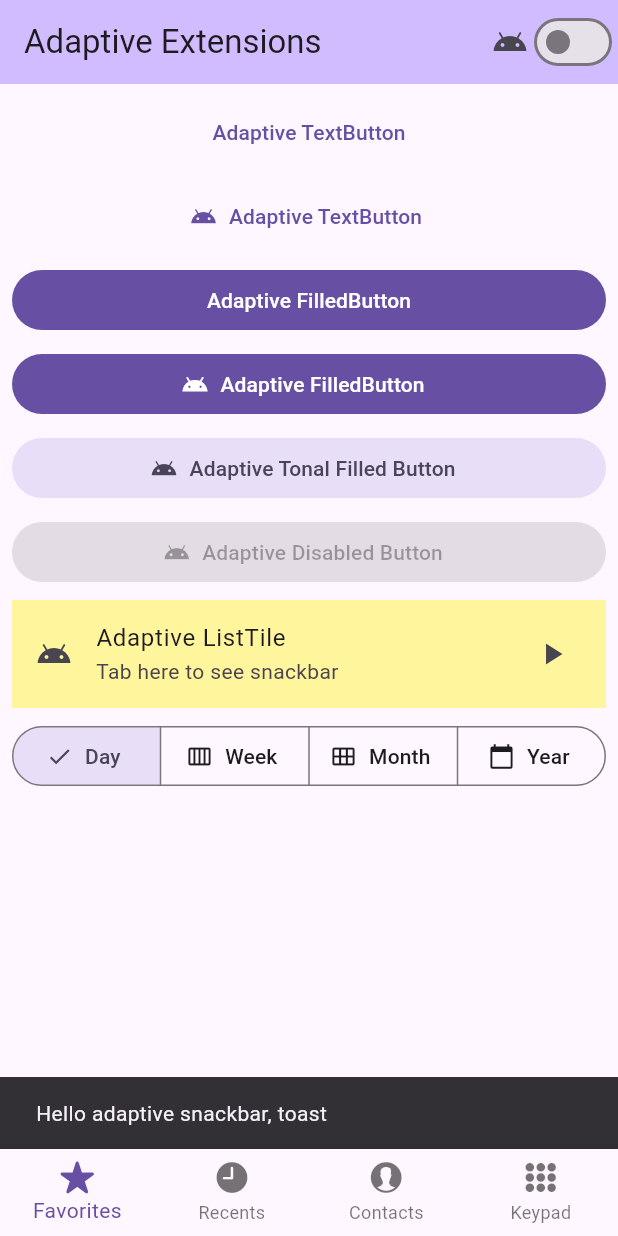
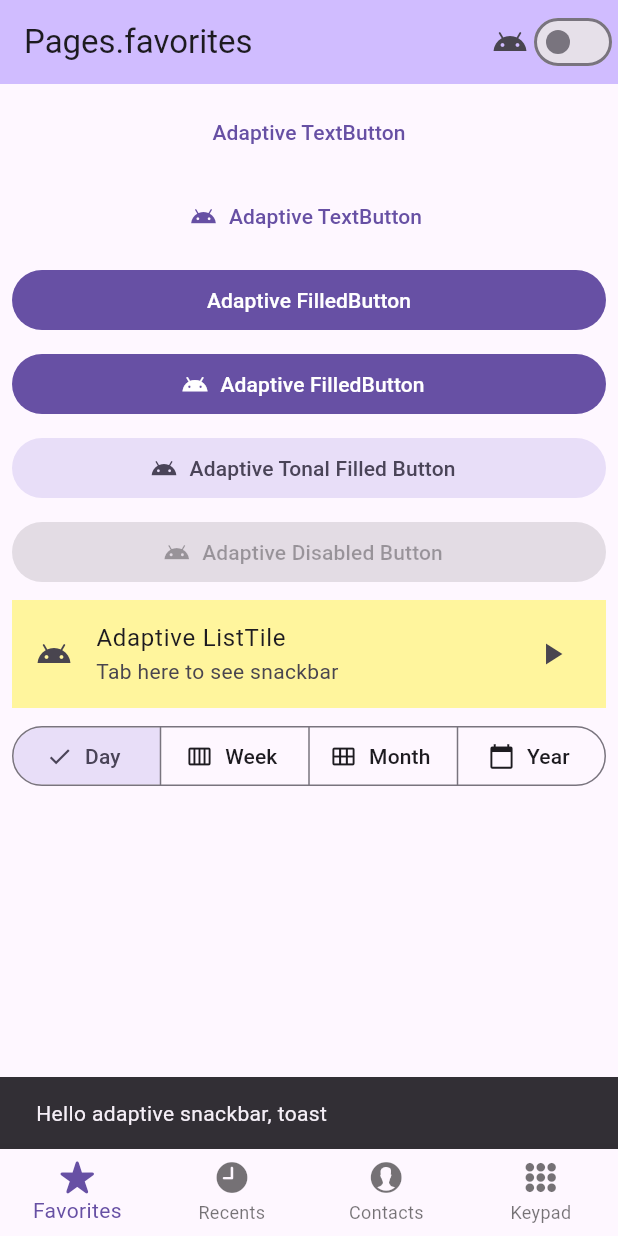
Before and after one commit to koriai/adaptive_extensions, a Flutter app: the screen it shows after launch, after a tap on "Adaptive TextButton", on a phone screen of 412 x 824 dp. Run offline on Flutter 3.47's test engine with Material 3 defaults, Android fonts, the phone set to English and light mode, and no system bars; project files that could hold a hidden picture were left out.

Commit message:
add scaffold

````diff
--- a/example/lib/main.dart
+++ b/example/lib/main.dart
@@ -11,6 +11,8 @@ void main() {
 }
 
 enum Calendar { day, week, month, year }
+
+enum Pages { favorites, recents, contacts, keypad }
 
 class MyApp extends StatelessWidget {
   const MyApp({super.key});
@@ -37,6 +39,7 @@ class _MyHomePageState extends State<MyHomePage> {
   bool forceCupertino = Platform.isIOS;
   Calendar calendarView = Calendar.day;
   GlobalKey bottomNaviKey = GlobalKey(debugLabel: 'bottomNavi');
+  String? title;
 
   int bottomIndex = 0;
 
@@ -64,7 +67,7 @@ class _MyHomePageState extends State<MyHomePage> {
       child: Scaffold(
         appBar: AppBar(
           backgroundColor: Theme.of(context).colorScheme.inversePrimary,
-          title: Text(widget.title),
+          title: Text(title ?? widget.title),
           actions: [
             Icon(forceCupertino ? Icons.apple : Icons.android),
             Switch.adaptive(
@@ -81,7 +84,10 @@ class _MyHomePageState extends State<MyHomePage> {
           key: bottomNaviKey,
           currentIndex: bottomIndex,
           type: BottomNavigationBarType.fixed,
-          onTap: (idx) => setState(() => bottomIndex = idx),
+          onTap: (idx) => setState(() {
+            title = Pages.values[idx].toString();
+            bottomIndex = idx;
+          }),
           items: const <BottomNavigationBarItem>[
             BottomNavigationBarItem(
               icon: Icon(CupertinoIcons.star_fill),
@@ -214,7 +220,7 @@ class _MyHomePageState extends State<MyHomePage> {
             const SizedBox(height: 8),
           ],
         ),
-      ),
+      ).adaptive(),
     );
   }
 }
--- a/lib/adaptive_extensions.dart
+++ b/lib/adaptive_extensions.dart
@@ -3,6 +3,7 @@ export 'src/theme/adaptive_snackbar_toast.dart';
 export 'src/widgets/adaptive_bottom_navigation_bar.dart';
 export 'src/widgets/adaptive_filled_button.dart';
 export 'src/widgets/adaptive_listtile.dart';
+export 'src/widgets/adaptive_scaffold.dart';
 export 'src/widgets/adaptive_segment.dart';
 export 'src/widgets/adaptive_snackbar_toast.dart';
 export 'src/widgets/adaptive_text_button.dart';
--- a/lib/src/widgets/adaptive_bottom_navigation_bar.dart
+++ b/lib/src/widgets/adaptive_bottom_navigation_bar.dart
@@ -3,21 +3,58 @@ import 'dart:io' show Platform;
 import 'package:flutter/cupertino.dart';
 import 'package:flutter/material.dart';
 
+/// Return [CupertinoTabBar] on [Platform.isIOS], [Platform.isMacOS]
+///
 /// ```dart
-///
+/// BottomNavigationBar(
+///   BottomNavigationBar values
+/// ).adaptive(CupertinoTabBar values)
 /// ```
 extension AdaptiveTabBar on BottomNavigationBar {
   ///
+  ///
+  /// ```dart
+  /// if ([Platform.isIOS] || [Platform.isMacOS])
+  ///   return CupertinoTabBar
+  /// else
+  ///   return BottomNavigationBar
+  /// ```
   Widget adaptive({
+    Color? backgroundColor,
+    Color? activeColor,
+    Color inactiveColor = CupertinoColors.inactiveGray,
+    double iconSize = 30.0,
+    double height = 50.0,
+    Border border = const Border(
+      top: BorderSide(
+        color: CupertinoDynamicColor.withBrightness(
+          color: Color(0x4D000000),
+          darkColor: Color(0x29000000),
+        ),
+        width: 0, // 0.0 means one physical pixel
+      ),
+    ),
     bool forceCupertino = false,
     bool forceMaterial = false,
   }) {
+    assert(
+      items.length >= 2,
+      "Tabs need at least 2 items to conform to Apple's HIG",
+    );
+    assert(0 <= currentIndex && currentIndex < items.length, 'invalid index');
+    assert(height >= 0.0, 'height should be plus');
     if ((forceCupertino || Platform.isIOS || Platform.isMacOS) &&
         !forceMaterial) {
       return CupertinoTabBar(
         items: items,
         onTap: onTap,
         currentIndex: currentIndex,
+        backgroundColor: backgroundColor,
+        activeColor: activeColor,
+        inactiveColor: inactiveColor,
+        iconSize: iconSize,
+        height: height,
+        border: border,
       );
     }
     return this;
--- a/lib/src/widgets/adaptive_listtile.dart
+++ b/lib/src/widgets/adaptive_listtile.dart
@@ -3,17 +3,39 @@ import 'dart:io' show Platform;
 import 'package:flutter/cupertino.dart';
 import 'package:flutter/material.dart';
 
+// These constants were eyeballed from iOS 14.4 Settings app for base, Notes for
+// notched without leading, and Reminders app for notched with leading.
+const double _kLeadingSize = 28;
+const EdgeInsetsDirectional _kPadding =
+    EdgeInsetsDirectional.only(start: 20, end: 14);
+const double _kLeadingToTitle = 16;
+
+/// Return [CupertinoListTile] on [Platform.isIOS], [Platform.isMacOS]
+///
+/// ```dart
+/// ListTile(
+///   ListTile values
+/// ).adaptive(CupertinoListTile values)
+/// ```
 extension AdaptiveListTile on ListTile {
-  /// [Platform.isIOS] || [Platform.isMacOS]
-  /// => [CupertinoButton.filled]
+  /// ```dart
+  /// if ([Platform.isIOS] || [Platform.isMacOS]){
+  ///   if (isNotched)
+  ///     return CupertinoListTile.notched();
+  ///    return CupertinoListTile();
+  /// }
+  /// ```
   Widget adaptive({
     CupertinoThemeData? cupertinoThemeData,
+    bool forceCupertino = false,
+    bool forceMaterial = false,
+    bool isNotched = false,
+    EdgeInsetsDirectional padding = _kPadding,
+    double leadingSize = _kLeadingSize,
+    double leadingToTitle = _kLeadingToTitle,
     Widget? additionalInfo,
     Color? backgroundColor,
     Color? backgroundColorActivated,
-    bool forceCupertino = false,
-    bool forceMaterial = false,
-    bool isNotched = false,
   }) {
     assert(title != null, '');
     assert(!(forceCupertino && forceMaterial), '');
@@ -31,6 +53,9 @@ extension AdaptiveListTile on ListTile {
                 additionalInfo: additionalInfo,
                 backgroundColor: backgroundColor ?? tileColor,
                 backgroundColorActivated: backgroundColorActivated,
+                leadingSize: leadingSize,
+                leadingToTitle: leadingToTitle,
+                padding: padding,
               )
             : CupertinoListTile(
                 title: title!,
@@ -41,6 +66,9 @@ extension AdaptiveListTile on ListTile {
                 additionalInfo: additionalInfo,
                 backgroundColor: backgroundColor ?? tileColor,
                 backgroundColorActivated: backgroundColorActivated,
+                leadingSize: leadingSize,
+                leadingToTitle: leadingToTitle,
+                padding: padding,
               ),
       );
     } else {
--- /dev/null
+++ b/lib/src/widgets/adaptive_scaffold.dart
@@ -0,0 +1,68 @@
+import 'dart:io' show Platform;
+
+import 'package:flutter/cupertino.dart';
+import 'package:flutter/material.dart';
+import 'adaptive_bottom_navigation_bar.dart';
+
+/// Return [CupertinoTabBar] on [Platform.isIOS], [Platform.isMacOS]
+///
+/// ```dart
+/// BottomNavigationBar(
+///   BottomNavigationBar values
+/// ).adaptive(CupertinoTabBar values)
+/// ```
+extension AdaptiveScaffold on Scaffold {
+  ///
+  ///
+  /// ```dart
+  /// if ([Platform.isIOS] || [Platform.isMacOS])
+  ///   return CupertinoTabBar
+  /// else
+  ///   return BottomNavigationBar
+  /// ```
+  Widget adaptive({
+    List<Widget>? pages,
+    String? previousPageTitle,
+    bool forceCupertino = false,
+    bool forceMaterial = false,
+  }) {
+    assert(
+      appBar != null || bottomNavigationBar != null,
+      'one of both must not null',
+    );
+    if ((forceCupertino || Platform.isIOS || Platform.isMacOS) &&
+        !forceMaterial) {
+      if (appBar != null) {
+        assert(appBar.runtimeType == AppBar, 'use Appbar type for appbar');
+        final inAppBar = appBar! as AppBar;
+        return CupertinoPageScaffold(
+          navigationBar: CupertinoNavigationBar(
+            leading: inAppBar.leading,
+            middle: inAppBar.title,
+            trailing: inAppBar.actions != null
+                ? Row(children: inAppBar.actions!)
+                : null,
+            previousPageTitle: previousPageTitle,
+          ),
+          child: body ?? const SizedBox(),
+        );
+      }
+      if (bottomNavigationBar != null) {
+        assert(
+          bottomNavigationBar.runtimeType != BottomNavigationBar,
+          'use Appbar type for appbar',
+        );
+        assert(
+          pages!.length >= 2,
+          'CupertinoTabScaffold need more than 1 page',
+        );
+        final bottomBar = bottomNavigationBar! as BottomNavigationBar;
+        return CupertinoTabScaffold(
+          tabBar: bottomBar.adaptive() as CupertinoTabBar,
+          tabBuilder: (BuildContext context, int index) => pages![index],
+        );
+      }
+    }
+    return this;
+  }
+}
--- a/lib/src/widgets/adaptive_snackbar_toast.dart
+++ b/lib/src/widgets/adaptive_snackbar_toast.dart
@@ -2,27 +2,37 @@ import 'dart:io' show Platform;
 
 import 'package:flutter/material.dart';
 
-///
-/// This is Snackbar Themedata
-/// Add this on your Theme
+/// Return Toast-like [SnackBar] on [Platform.isIOS], [Platform.isMacOS]
 ///
 /// ```dart
-/// Theme(
-///   SnackbarTheme: SnackBarThemeData().adaptive
-/// )
+/// SnackBar(
+///   SnackBar values
+/// ).adaptive(SnackBar values)
 /// ```
 extension AdaptiveSnackBar on SnackBar {
+  ///```dart
+  ///
+  /// if (Platform.isIOS || Platform.isMacOS) {
+  ///   return toast-like snackbar
+  /// else
+  ///   return SnackBar
+  ///```
   SnackBar adaptive({
+    ShapeBorder? shape,
+    Duration? duration,
     bool forceCupertino = false,
     bool forceMaterial = false,
   }) {
     if ((forceCupertino || Platform.isIOS || Platform.isMacOS) &&
         !forceMaterial) {
+      final borderShape = shape ??
+          RoundedRectangleBorder(
+            borderRadius: BorderRadius.circular(99),
+          );
       return SnackBar(
+        duration: duration ?? const Duration(milliseconds: 4000),
         content: content,
-        shape: RoundedRectangleBorder(
-          borderRadius: BorderRadius.circular(99),
-        ),
+        shape: borderShape,
         behavior: SnackBarBehavior.floating,
       );
     }
--- a/pubspec.yaml
+++ b/pubspec.yaml
@@ -1,6 +1,6 @@
 name: adaptive_extensions
 description: >-
-  Based on material widgets, this package provides some simple adaptive conversions to Cupertino widgets.
+  Material Widgets to Cupertino Widget, this package provides some simple adaptive conversions to Cupertino.
 version: 0.0.2
 homepage: https://www.koriai.com
 
````
Also changed, not shown: lib/src/widgets/adaptive_filled_button.dart (+17 -3 lines), lib/src/widgets/adaptive_segment.dart (+13 -0 lines), lib/src/widgets/example.dart (added, +71 -0 lines), example/pubspec.lock, 1 other file.
